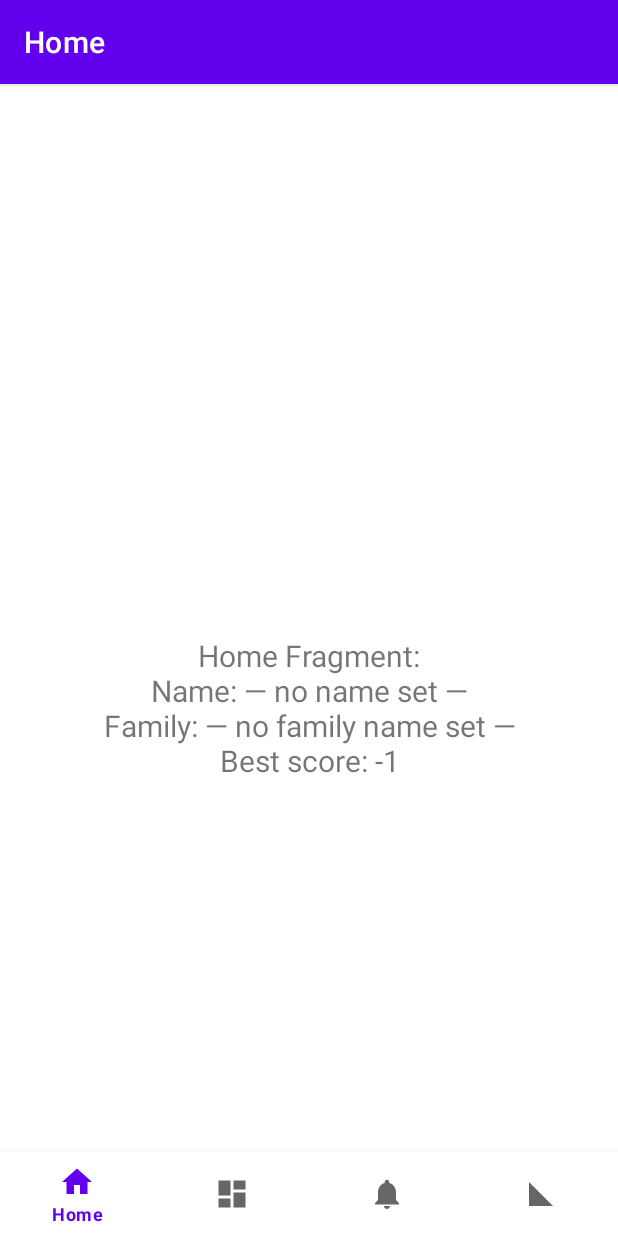
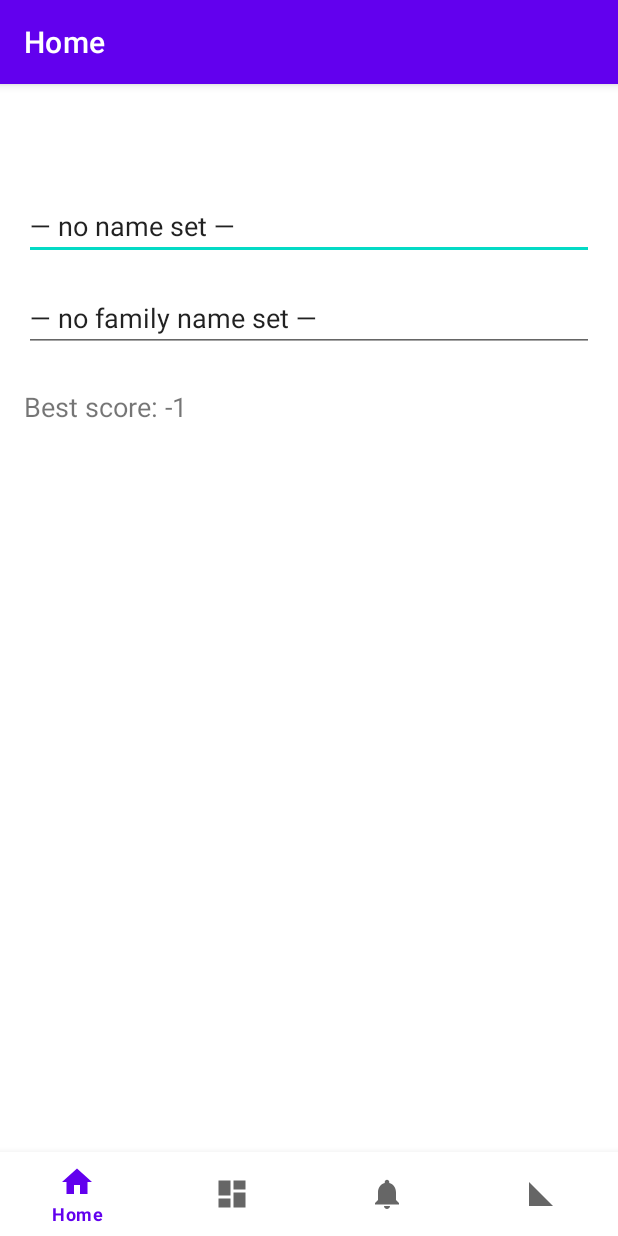
Before and after one commit to 3strategy/GuysFinalAndroidAssignment, an Android app: the screen it shows after launch (MainActivity), on a phone screen of 412 x 824 dp. Run offline under Robolectric (Android 15) with nearby library versions, the phone set to English and light mode, and no system bars; our stand-ins replace navigation-ui.

Commit message:
make the name and family name editable by the user, in Home fragment

```diff
--- a/app/src/main/java/com/example/guysassignment/ui/home/HomeFragment.java
+++ b/app/src/main/java/com/example/guysassignment/ui/home/HomeFragment.java
@@ -1,68 +1,65 @@
 package com.example.guysassignment.ui.home;
 
-
 import android.os.Bundle;
+import android.text.Editable;
+import android.text.TextWatcher;
 import android.view.LayoutInflater;
 import android.view.View;
 import android.view.ViewGroup;
-import android.widget.TextView;
 
 import androidx.annotation.NonNull;
 import androidx.fragment.app.Fragment;
-import androidx.lifecycle.Observer;
 import androidx.lifecycle.ViewModelProvider;
 
 import com.example.guysassignment.SharedViewModel;
 import com.example.guysassignment.databinding.FragmentHomeBinding;
-import com.example.guysassignment.ui.home.HomeViewModel;
 
 public class HomeFragment extends Fragment {
     private FragmentHomeBinding binding;
     private SharedViewModel sharedVM;
-    private HomeViewModel dashVM;
 
     @Override
-    public void onCreate(Bundle saved) {
-        super.onCreate(saved);
+    public void onCreate(Bundle savedInstanceState) {
+        super.onCreate(savedInstanceState);
+        // Scoped to the Activity so it's shared across all fragments
         sharedVM = new ViewModelProvider(requireActivity())
                 .get(SharedViewModel.class);
-        dashVM = new ViewModelProvider(this)
-                .get(HomeViewModel.class);
     }
 
     @Override
     public View onCreateView(@NonNull LayoutInflater inflater,
-                             ViewGroup container, Bundle saved) {
+                             ViewGroup container,
+                             Bundle savedInstanceState) {
         binding = FragmentHomeBinding.inflate(inflater, container, false);
-        TextView tv = binding.textHome;
+        View view = binding.getRoot();
 
-        // Observe the old default text, too:
-        dashVM.getText().observe(getViewLifecycleOwner(), defaultText -> {
-            // if no name has been set yet, show the default
-            if (sharedVM.getName().getValue().isEmpty()) {
-                tv.setText(defaultText);
-            }
+        // Initialize fields from saved prefs
+        binding.editName.setText(sharedVM.getName().getValue());
+        binding.editFamily.setText(sharedVM.getFamilyName().getValue());
+
+        // Observe bestScore and update the label
+        sharedVM.getBestScore().observe(getViewLifecycleOwner(), score -> {
+            binding.textBestScore.setText("Best score: " + score);
         });
 
-        // Observe the three shared values and rebuild the Home text
-        Observer<Object> rebuild = o -> {
-            String name = sharedVM.getName().getValue();
-            String family = sharedVM.getFamilyName().getValue();
-            int score = sharedVM.getBestScore().getValue();
+        // Push user changes back to SharedViewModel
+        binding.editName.addTextChangedListener(new TextWatcher() {
+            @Override public void beforeTextChanged(CharSequence s, int st, int c, int a) {}
+            @Override public void onTextChanged(CharSequence s, int st, int b, int c) {
+                sharedVM.setName(s.toString());
+            }
+            @Override public void afterTextChanged(Editable e) {}
+        });
 
-            if (!name.isEmpty() || !family.isEmpty() || score != 0) {
-                String combined = "Home Fragment:\n" +
-                        "Name: " + name + "\n"
-                        + "Family: " + family + "\n"
-                        + "Best score: " + score;
-                tv.setText(combined);
+        binding.editFamily.addTextChangedListener(new TextWatcher() {
+            @Override public void beforeTextChanged(CharSequence s, int st, int c, int a) {}
+            @Override public void onTextChanged(CharSequence s, int st, int b, int c) {
+                sharedVM.setFamilyName(s.toString());
             }
-        };
-        sharedVM.getName().observe(getViewLifecycleOwner(), rebuild);
-        sharedVM.getFamilyName().observe(getViewLifecycleOwner(), rebuild);
-        sharedVM.getBestScore().observe(getViewLifecycleOwner(), rebuild);
+            @Override public void afterTextChanged(Editable e) {}
+        });
 
-        return binding.getRoot();
+        return view;
     }
 
     @Override
--- a/app/src/main/res/layout/fragment_home.xml
+++ b/app/src/main/res/layout/fragment_home.xml
@@ -6,17 +6,40 @@
     android:layout_height="match_parent"
     tools:context=".ui.home.HomeFragment">
 
+    <!-- User can edit their name -->
+    <EditText
+        android:id="@+id/edit_name"
+        android:layout_width="0dp"
+        android:layout_height="wrap_content"
+        android:hint="Name"
+        android:inputType="textPersonName"
+        android:layout_margin="16dp"
+        app:layout_constraintTop_toTopOf="parent"
+        app:layout_constraintStart_toStartOf="parent"
+        app:layout_constraintEnd_toEndOf="parent" />
+
+    <!-- User can edit their family name -->
+    <EditText
+        android:id="@+id/edit_family"
+        android:layout_width="0dp"
+        android:layout_height="wrap_content"
+        android:hint="Family Name"
+        android:inputType="textPersonName"
+        android:layout_margin="16dp"
+        app:layout_constraintTop_toBottomOf="@id/edit_name"
+        app:layout_constraintStart_toStartOf="parent"
+        app:layout_constraintEnd_toEndOf="parent" />
+
+    <!-- Read‑only display of Best Score -->
     <TextView
-        android:id="@+id/text_home"
-        android:layout_width="match_parent"
+        android:id="@+id/text_best_score"
+        android:layout_width="wrap_content"
         android:layout_height="wrap_content"
-        android:layout_marginStart="8dp"
-        android:layout_marginTop="8dp"
-        android:layout_marginEnd="8dp"
-        android:textAlignment="center"
-        android:textSize="20sp"
-        app:layout_constraintBottom_toBottomOf="parent"
-        app:layout_constraintEnd_toEndOf="parent"
-        app:layout_constraintStart_toStartOf="parent"
-        app:layout_constraintTop_toTopOf="parent" />
+        android:text="Best score: 0"
+        android:textSize="18sp"
+        android:layout_marginStart="16dp"
+        android:layout_marginTop="24dp"
+        app:layout_constraintTop_toBottomOf="@id/edit_family"
+        app:layout_constraintStart_toStartOf="parent" />
+
 </androidx.constraintlayout.widget.ConstraintLayout>
```
Also changed, not shown: 1 other file.
